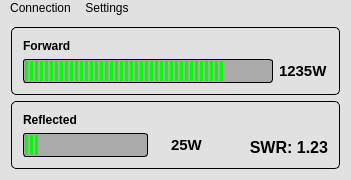
Above: c/openASC_PowerMeter/mainwindow.ui from thegeek82000/openasc before the change. Below: the same form after it.
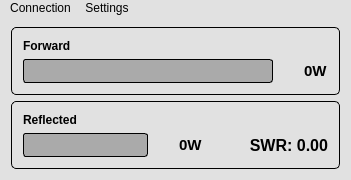
That is the form after the change.

The edit to the form file:
```diff
--- a/c/openASC_PowerMeter/mainwindow.ui
+++ b/c/openASC_PowerMeter/mainwindow.ui
@@ -153,7 +153,7 @@
             <number>1500</number>
            </property>
            <property name="value">
-            <number>1200</number>
+            <number>0</number>
            </property>
            <property name="textVisible">
             <bool>false</bool>
@@ -173,7 +173,7 @@
             </font>
            </property>
            <property name="text">
-            <string>1235W</string>
+            <string>0W</string>
            </property>
           </widget>
          </item>
@@ -245,7 +245,7 @@
             <number>150</number>
            </property>
            <property name="value">
-            <number>15</number>
+            <number>0</number>
            </property>
            <property name="textVisible">
             <bool>false</bool>
@@ -271,7 +271,7 @@
             </font>
            </property>
            <property name="text">
-            <string>25W</string>
+            <string>0W</string>
            </property>
            <property name="alignment">
             <set>Qt::AlignLeading|Qt::AlignLeft|Qt::AlignVCenter</set>
@@ -307,10 +307,10 @@
             <string/>
            </property>
            <property name="text">
-            <string>SWR: 1.23</string>
+            <string>SWR: 0.00</string>
            </property>
            <property name="alignment">
-            <set>Qt::AlignBottom|Qt::AlignRight|Qt::AlignTrailing</set>
+            <set>Qt::AlignRight|Qt::AlignTrailing|Qt::AlignVCenter</set>
            </property>
           </widget>
          </item>
```
Left out of the diff: 7 changed lines with no effect on the pictures.
